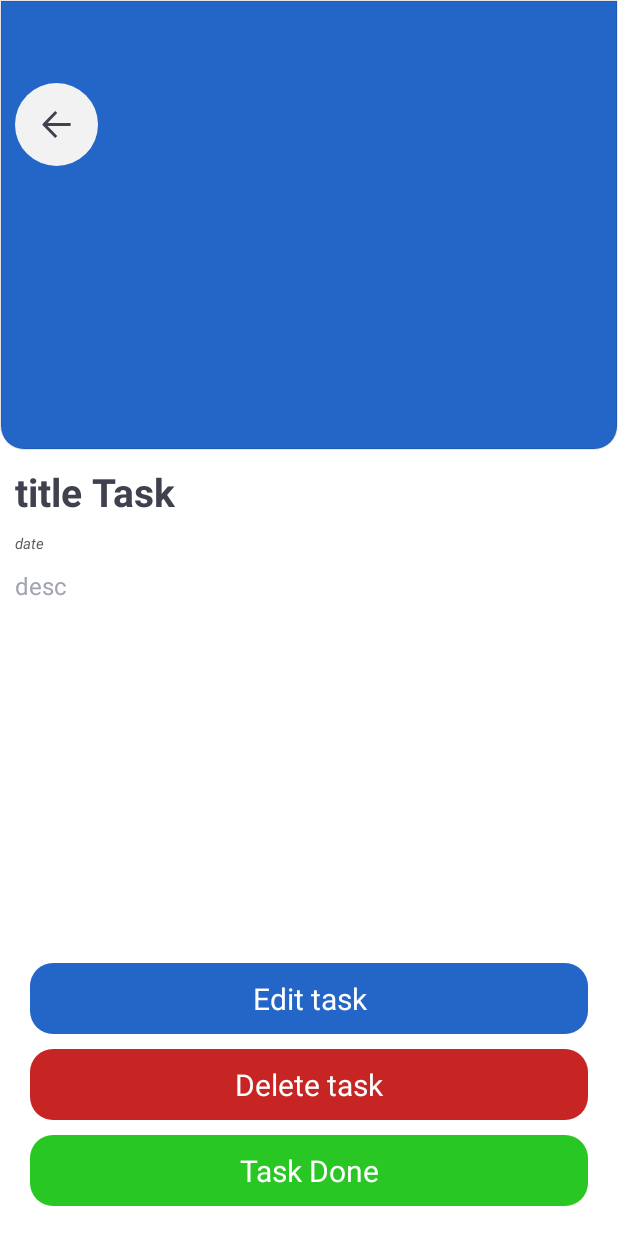
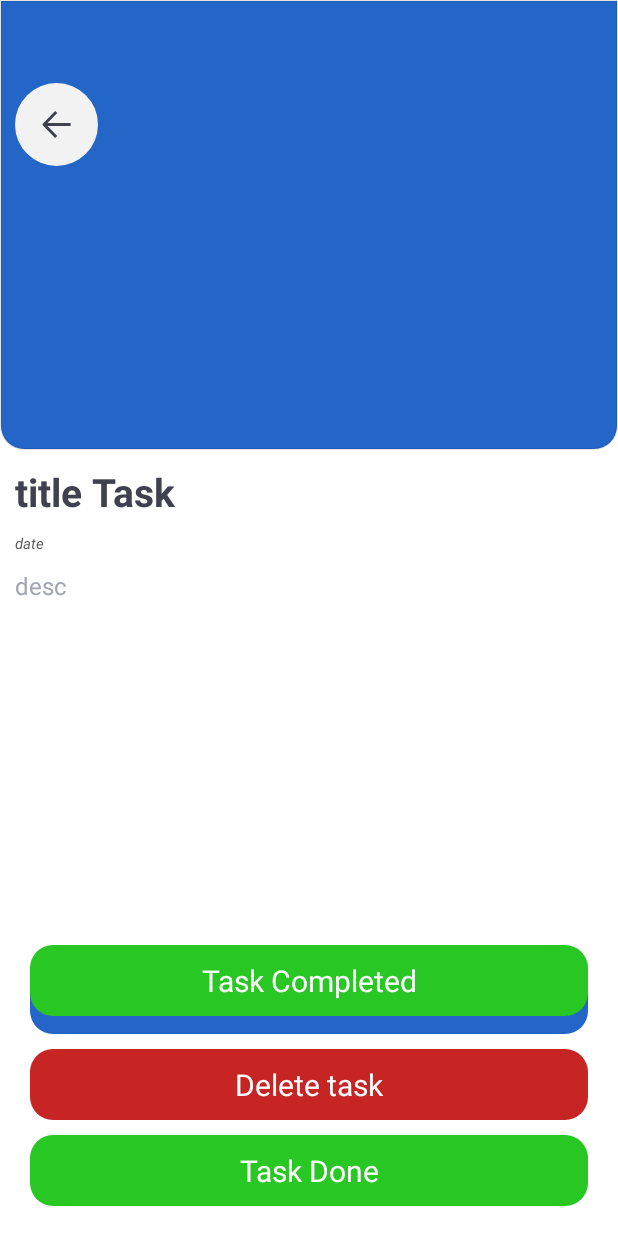
Before and after one commit to billymaulana/android-smartwork-management, an Android app: the layout activity_detail_task.xml on its own in the app's theme, with its tools: preview values and no code run, on a phone screen of 412 x 824 dp. Run offline under Robolectric (Android 15) with nearby library versions, the phone set to English and light mode, and no system bars.

Commit message:
add badge task completed

```diff
--- a/app/src/main/java/com/smartworks/smartwork/MenuEmployee/DetailTaskActivity.java
+++ b/app/src/main/java/com/smartworks/smartwork/MenuEmployee/DetailTaskActivity.java
@@ -39,6 +39,8 @@ public class DetailTaskActivity extends AppCompatActivity {
     @Nullable @SuppressLint("NonConstantResourceId") @BindView(R.id.btnAdd) TextView btnAdd;
     @Nullable @SuppressLint("NonConstantResourceId") @BindView(R.id.btndelete) TextView btndelete;
     @Nullable @SuppressLint("NonConstantResourceId") @BindView(R.id.btnEdit) TextView btnEdit;
+    @Nullable @SuppressLint("NonConstantResourceId") @BindView(R.id.btnSuccess) TextView btnSuccess;
+
 
     String txTitle, txDesc, txDate,status,id;
     @Override
@@ -63,10 +65,13 @@ public class DetailTaskActivity extends AppCompatActivity {
             btnAdd.setVisibility(View.GONE);
             btndelete.setVisibility(View.GONE);
             btnEdit.setVisibility(View.GONE);
+            btnSuccess.setVisibility(View.VISIBLE);
         }else{
             btnAdd.setVisibility(View.VISIBLE);
             btndelete.setVisibility(View.VISIBLE);
             btnEdit.setVisibility(View.VISIBLE);
+            btnSuccess.setVisibility(View.GONE);
+
         }
     }
 
--- a/app/src/main/res/layout/activity_detail_task.xml
+++ b/app/src/main/res/layout/activity_detail_task.xml
@@ -105,5 +105,19 @@
         android:background="@drawable/btn_design_main"
         android:layout_marginTop="20dp">
     </TextView>
-
+    <TextView
+        android:id="@+id/btnSuccess"
+        android:gravity="center"
+        android:layout_width="match_parent"
+        android:layout_height="wrap_content"
+        android:text="Task Completed"
+        android:textColor="#ffffff"
+        android:textSize="20dp"
+        android:layout_marginLeft="20dp"
+        android:layout_marginRight="20dp"
+        android:paddingTop="10dp"
+        android:paddingBottom="10dp"
+        android:background="@drawable/btn_design_green"
+        android:layout_marginTop="630dp">
+    </TextView>
 </RelativeLayout>
```
